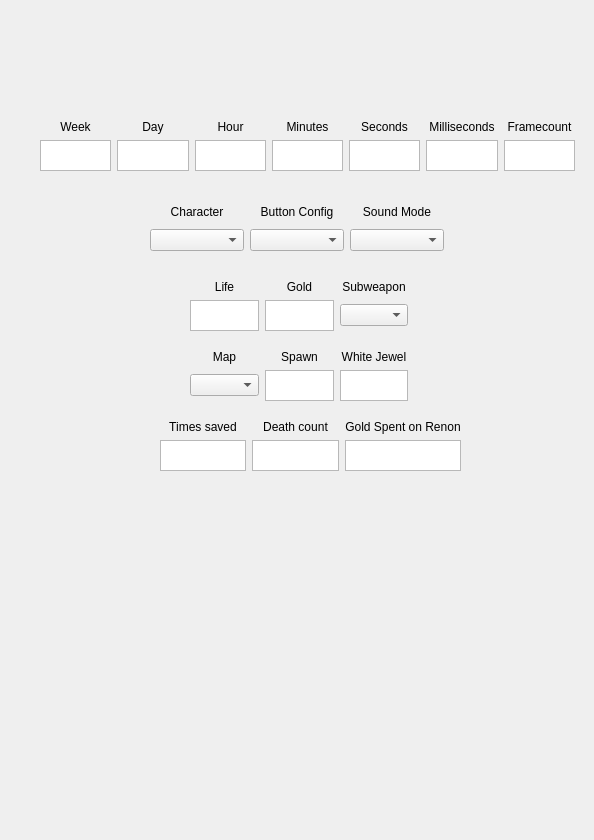
Qt form mainwindow.ui (MoisesAPC/PPP) before a commit.
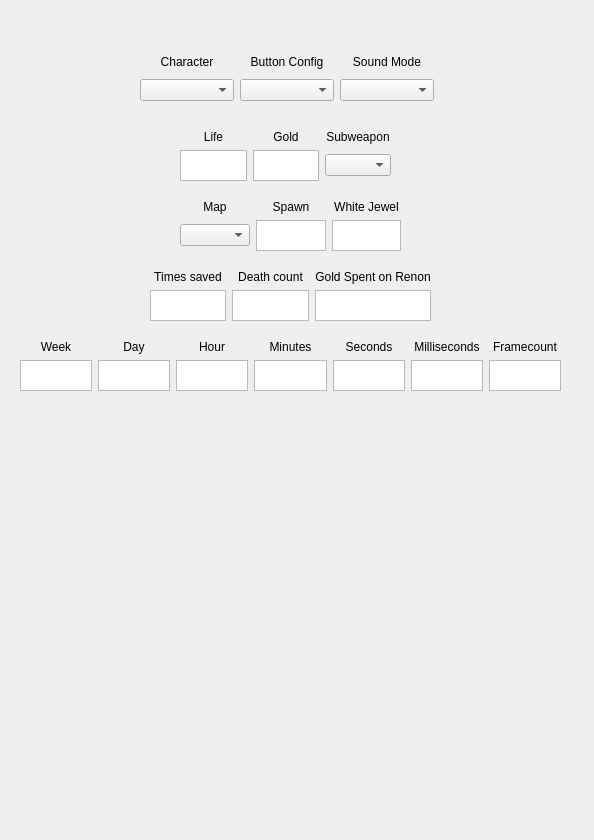
The same form after that commit.

```diff
--- a/mainwindow.ui
+++ b/mainwindow.ui
@@ -17,9 +17,9 @@
    <widget class="QWidget" name="gridLayoutWidget">
     <property name="geometry">
      <rect>
-      <x>40</x>
-      <y>120</y>
-      <width>535</width>
+      <x>20</x>
+      <y>340</y>
+      <width>541</width>
       <height>51</height>
      </rect>
     </property>
@@ -146,8 +146,8 @@
    <widget class="QWidget" name="gridLayoutWidget_2">
     <property name="geometry">
      <rect>
-      <x>150</x>
-      <y>200</y>
+      <x>140</x>
+      <y>50</y>
       <width>294</width>
       <height>51</height>
      </rect>
@@ -203,9 +203,9 @@
    <widget class="QWidget" name="gridLayoutWidget_3">
     <property name="geometry">
      <rect>
-      <x>190</x>
-      <y>280</y>
-      <width>218</width>
+      <x>180</x>
+      <y>130</y>
+      <width>211</width>
       <height>51</height>
      </rect>
     </property>
@@ -283,9 +283,9 @@
    <widget class="QWidget" name="gridLayoutWidget_4">
     <property name="geometry">
      <rect>
-      <x>190</x>
-      <y>350</y>
-      <width>218</width>
+      <x>180</x>
+      <y>200</y>
+      <width>221</width>
       <height>51</height>
      </rect>
     </property>
@@ -363,9 +363,9 @@
    <widget class="QWidget" name="gridLayoutWidget_5">
     <property name="geometry">
      <rect>
-      <x>160</x>
-      <y>420</y>
-      <width>301</width>
+      <x>150</x>
+      <y>270</y>
+      <width>281</width>
       <height>51</height>
      </rect>
     </property>
```
